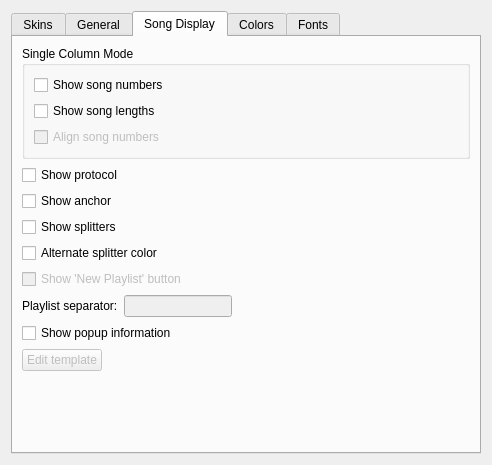
This is qmmp/src/plugins/Ui/skinned/forms/skinnedsettings.ui in prinsbert/qmmp-dev as Qt 5 draws it before an edit. The edited form follows.
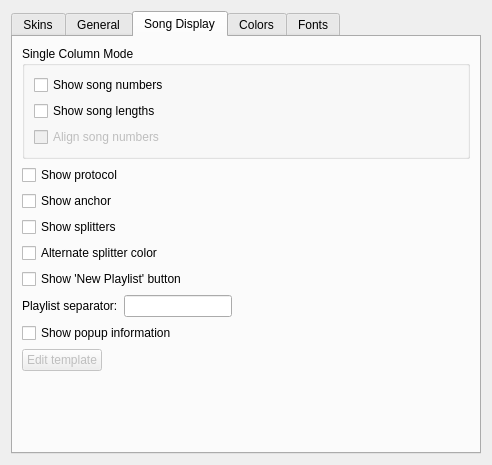
This is the edited form. The open tabs and pages were chosen to show the change. Icons and pictures are not drawn. Custom widgets are drawn as their Qt base class.

Commit message: skinned: fixed playlist settings

What changed in the file:
```diff
--- a/qmmp/src/plugins/Ui/skinned/forms/skinnedsettings.ui
+++ b/qmmp/src/plugins/Ui/skinned/forms/skinnedsettings.ui
@@ -318,9 +318,6 @@
        </item>
        <item>
         <widget class="QCheckBox" name="showNewPLCheckBox">
-         <property name="enabled">
-          <bool>false</bool>
-         </property>
          <property name="text">
           <string>Show 'New Playlist' button</string>
          </property>
@@ -337,9 +334,6 @@
          </item>
          <item>
           <widget class="QLineEdit" name="plSeplineEdit">
-           <property name="enabled">
-            <bool>false</bool>
-           </property>
            <property name="sizePolicy">
             <sizepolicy hsizetype="Minimum" vsizetype="Fixed">
              <horstretch>0</horstretch>
```
Left out of the diff: 20 changed lines with no effect on the pictures.
